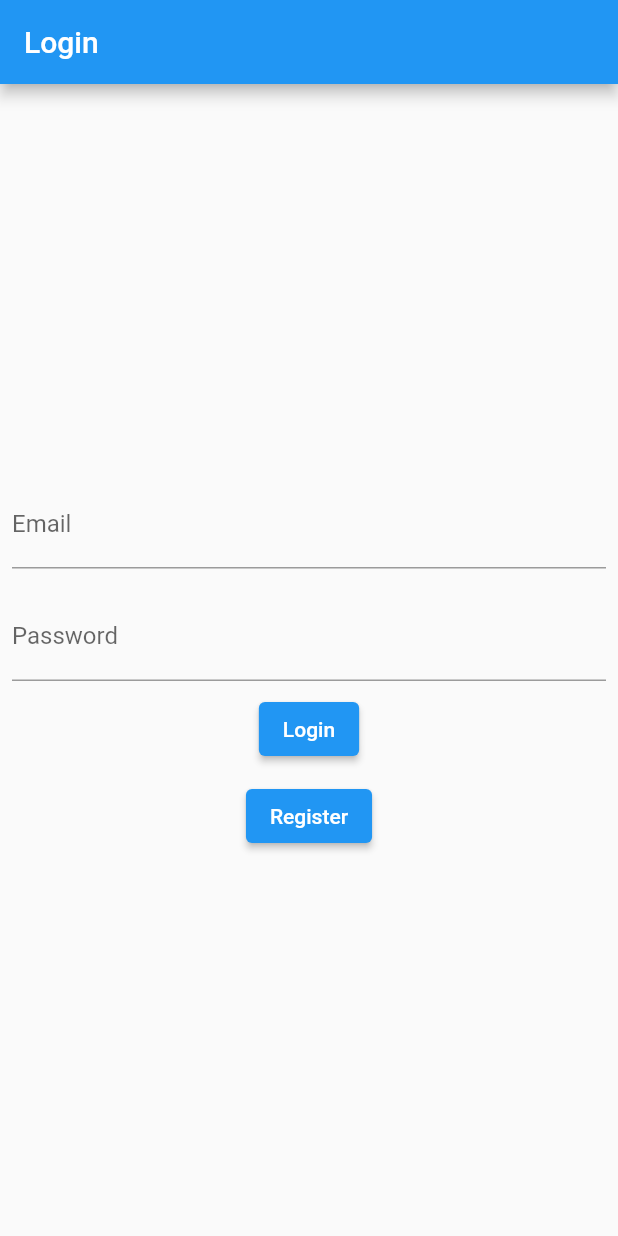
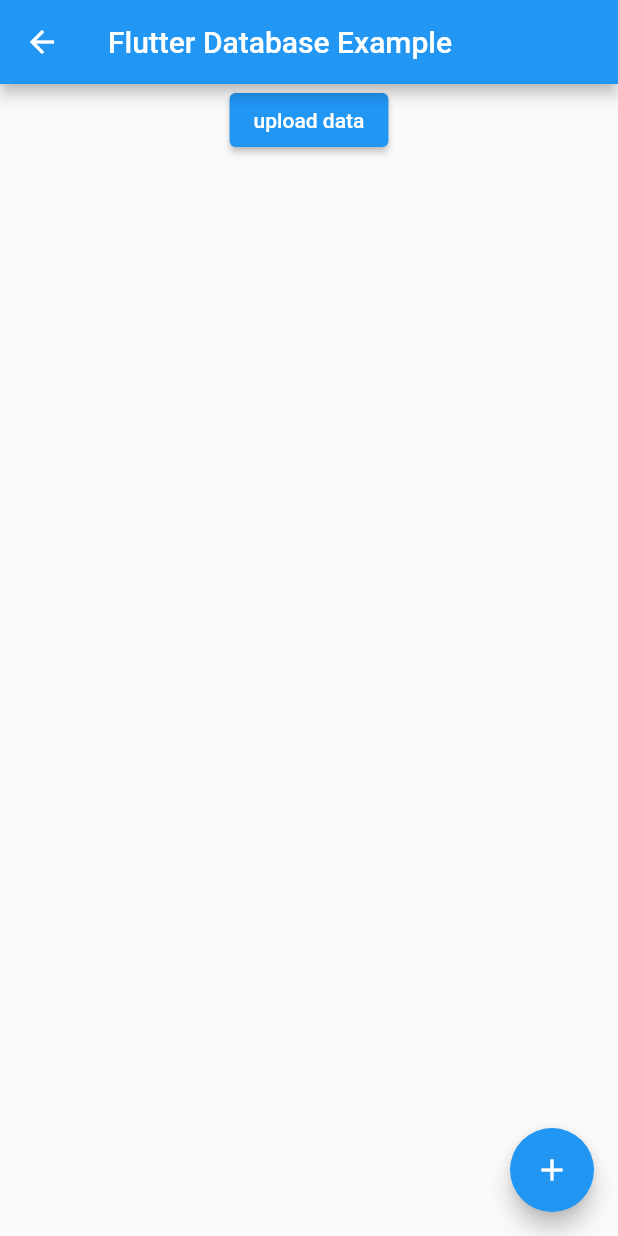
Before and after one commit to Schariss/flutter-login, a Flutter app: the screen it shows after launch, on a phone screen of 412 x 824 dp. Run offline on Flutter 3.47's test engine with Material 2 defaults, Android fonts, the phone set to English and light mode, and no system bars; our stand-ins replace firebase_auth, firebase_core, firebase_database; accounts and stored records are empty.

Commit message:
Firebase App named [DEFAULT] already exists

```diff
--- a/lib/main.dart
+++ b/lib/main.dart
@@ -1,3 +1,4 @@
+import 'package:authentication/screens/data.dart';
 import 'package:authentication/screens/home.dart';
 import 'package:authentication/screens/login.dart';
 import 'package:authentication/screens/register.dart';
@@ -7,32 +8,44 @@ import 'package:flutter/material.dart';
 import 'package:firebase_core/firebase_core.dart';
 import 'package:provider/provider.dart';
 
-void main() async{
+void main() async {
   WidgetsFlutterBinding.ensureInitialized();
-  await Firebase.initializeApp();
-  runApp(MyApp());
+
+  final FirebaseApp app = await Firebase.initializeApp(
+      options: const FirebaseOptions(
+    apiKey: 'AIzaSyAbspITdbDAyWzeIqecA1WvCT6aH1trnfA',
+    appId: '1:861467842894:android:84a9ee35c517df6443e61f',
+    messagingSenderId: '861467842894',
+    projectId: 'auth-2bbc5',
+    databaseURL:
+        'https://auth-2bbc5-default-rtdb.europe-west1.firebasedatabase.app',
+  ));
+  runApp(MyApp(app: app));
 }
 
 class MyApp extends StatelessWidget {
-
+  const MyApp({Key? key, required this.app}) : super(key: key);
+  final FirebaseApp app;
   @override
   Widget build(BuildContext context) {
     return MultiProvider(
         providers: [
-        Provider<AuthService>(create: (_) => AuthService(),),
+          Provider<AuthService>(
+            create: (_) => AuthService(),
+          ),
         ],
         child: MaterialApp(
           title: 'Flutter Auth example',
           theme: ThemeData(
             primarySwatch: Colors.blue,
           ),
-        initialRoute: '/',
+          initialRoute: '/data',
           routes: {
             '/': (context) => Wrapper(),
             '/login': (context) => LoginScreen(),
             '/register': (context) => RegisterScreen(),
+            '/data': (context) => DataScreen(app: app),
           },
-      )
-    );
+        ));
   }
 }
--- /dev/null
+++ b/lib/screens/data.dart
@@ -0,0 +1,59 @@
+import 'dart:async';
+
+import 'package:firebase_core/firebase_core.dart';
+import 'package:firebase_database/firebase_database.dart';
+import 'package:firebase_database/ui/firebase_animated_list.dart';
+import 'package:flutter/material.dart';
+
+class DataScreen extends StatefulWidget {
+  const DataScreen({Key? key, required this.app}) : super(key: key);
+  final FirebaseApp app;
+
+  @override
+  _DataScreenState createState() => _DataScreenState();
+}
+
+class _DataScreenState extends State<DataScreen> {
+  final dbReference = FirebaseDatabase.instance;
+
+  @override
+  void initState() {
+    super.initState();
+  }
+
+  @override
+  void dispose() {
+    super.dispose();
+  }
+
+  @override
+  Widget build(BuildContext context) {
+    final ref = dbReference.reference();
+
+    return Scaffold(
+      appBar: AppBar(
+        title: const Text('Flutter Database Example'),
+      ),
+      body: Column(
+        children: <Widget>[
+          Container(),
+          ElevatedButton(
+              onPressed: () {
+                ref
+                    .child('source')
+                    .push()
+                    .child('value')
+                    .set('value of my choice')
+                    .asStream();
+              },
+              child: const Text('upload data')),
+        ],
+      ),
+      floatingActionButton: FloatingActionButton(
+        onPressed: null,
+        tooltip: 'Increment',
+        child: const Icon(Icons.add),
+      ),
+    );
+  }
+}
--- a/lib/service/auth.dart
+++ b/lib/service/auth.dart
@@ -4,8 +4,8 @@ import 'package:firebase_auth/firebase_auth.dart' as auth;
 class AuthService {
   final auth.FirebaseAuth _firebaseAuth = auth.FirebaseAuth.instance;
 
-  User? _userFromFireBase(auth.User? user){
-    if(user == null){
+  User? _userFromFireBase(auth.User? user) {
+    if (user == null) {
       return null;
     }
     return User(user.uid, user.email);
@@ -15,17 +15,22 @@ class AuthService {
     return _firebaseAuth.authStateChanges().map(_userFromFireBase);
   }
 
-  Future<User?> signInWithEmailAndPassword(String email, String password) async{
-    final credential = await _firebaseAuth.signInWithEmailAndPassword(email: email, password: password);
+  Future<User?> signInWithEmailAndPassword(
+      String email, String password) async {
+    final credential = await _firebaseAuth.signInWithEmailAndPassword(
+        email: email, password: password);
     return _userFromFireBase(credential.user);
   }
 
-  Future<User?> createUserWithEmailAndPassword(String email, String password) async{
-    final credential = await _firebaseAuth.createUserWithEmailAndPassword(email: email, password: password);
+  Future<User?> createUserWithEmailAndPassword(
+      String email, String password) async {
+    final credential = await _firebaseAuth.createUserWithEmailAndPassword(
+        email: email, password: password);
+    print(credential);
     return _userFromFireBase(credential.user);
   }
 
-  Future<void> signOut() async{
+  Future<void> signOut() async {
     return await _firebaseAuth.signOut();
   }
 }
--- a/pubspec.yaml
+++ b/pubspec.yaml
@@ -25,6 +25,7 @@ dependencies:
     sdk: flutter
   firebase_core: ^1.9.0
   firebase_auth:
+  firebase_database: ^8.1.0
   provider: ^5.0.0
 
   # The following adds the Cupertino Icons font to your application.
```
Also changed, not shown: pubspec.lock. Lines whose indentation alone changed are shown as unchanged.
